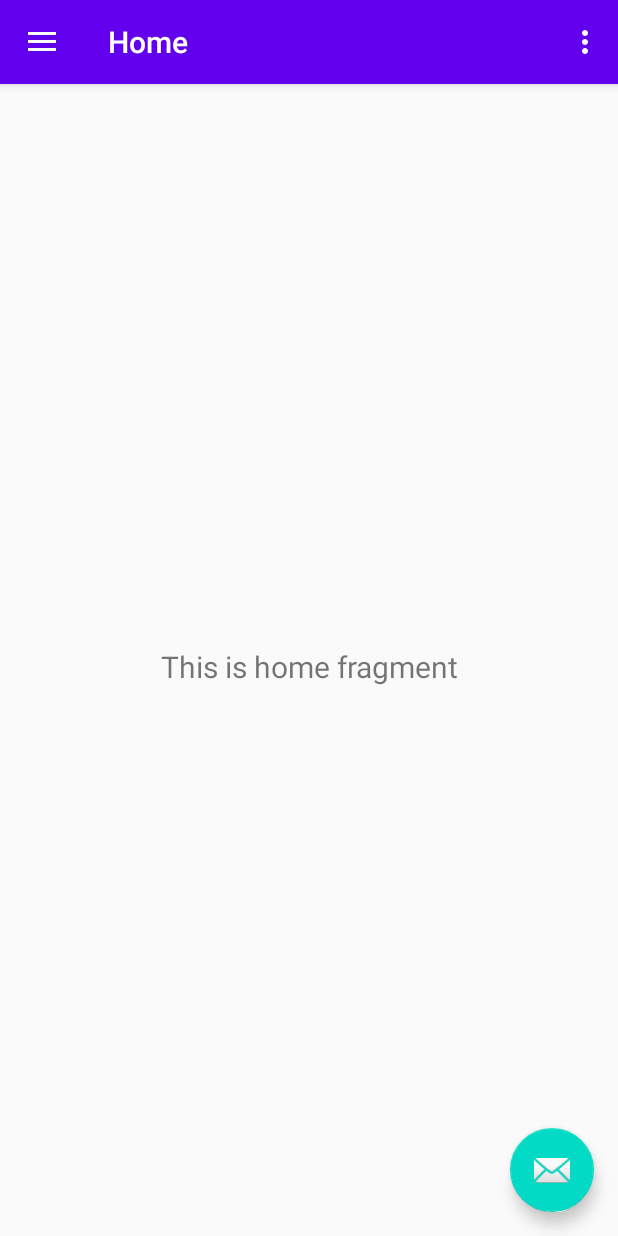
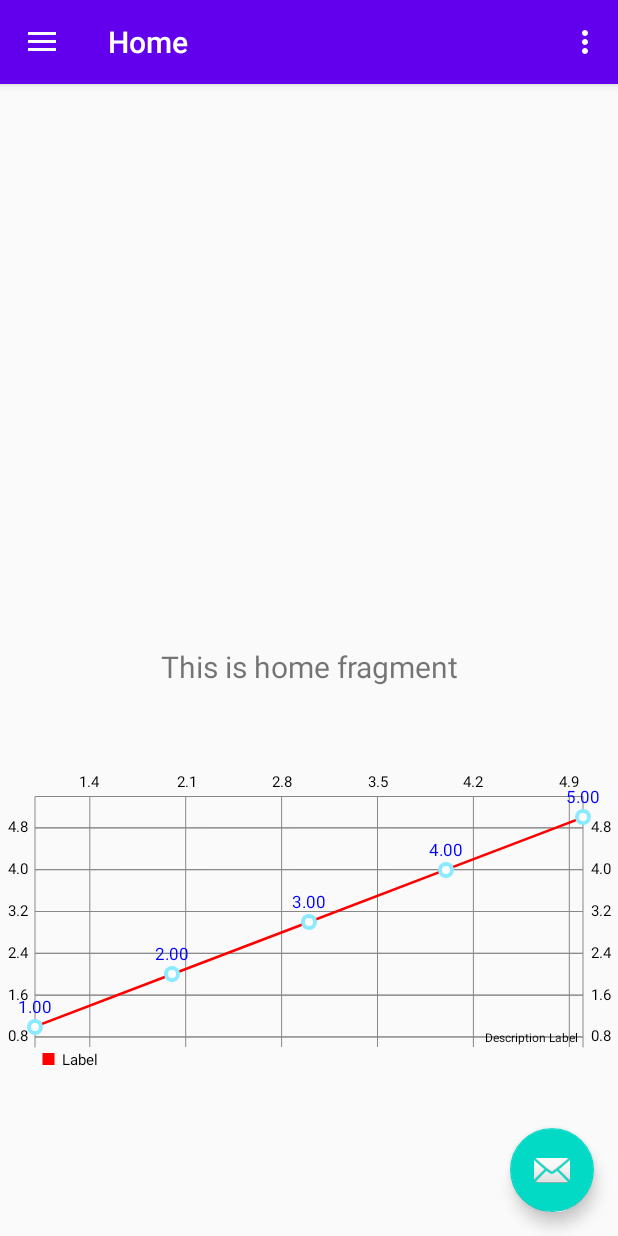
Before and after one commit to SteveYoungYc/III-I, an Android app: the screen it shows after launch (MainActivity), on a phone screen of 412 x 824 dp. Run offline under Robolectric (Android 15) with nearby library versions, the phone set to English and light mode, and no system bars; our stand-ins replace navigation-ui.

Commit message:
在content_main.xml中加入图表设置后可以正常显示折线图

```diff
--- a/app/src/main/java/com/example/firstapplication/MainActivity.java
+++ b/app/src/main/java/com/example/firstapplication/MainActivity.java
@@ -1,10 +1,16 @@
 package com.example.firstapplication;
 
+import android.graphics.Color;
 import android.os.Bundle;
 import android.util.Log;
 import android.view.View;
 import android.view.Menu;
 
+import com.github.mikephil.charting.charts.LineChart;
+import com.github.mikephil.charting.components.Description;
+import com.github.mikephil.charting.data.Entry;
+import com.github.mikephil.charting.data.LineData;
+import com.github.mikephil.charting.data.LineDataSet;
 import com.google.android.material.floatingactionbutton.FloatingActionButton;
 import com.google.android.material.snackbar.Snackbar;
 import com.google.android.material.navigation.NavigationView;
@@ -16,6 +22,9 @@ import androidx.navigation.ui.NavigationUI;
 import androidx.drawerlayout.widget.DrawerLayout;
 import androidx.appcompat.app.AppCompatActivity;
 import androidx.appcompat.widget.Toolbar;
+
+import java.util.ArrayList;
+import java.util.List;
 
 public class MainActivity extends AppCompatActivity {
 
@@ -47,6 +56,31 @@ public class MainActivity extends AppCompatActivity {
         NavController navController = Navigation.findNavController(this, R.id.nav_host_fragment);
         NavigationUI.setupActionBarWithNavController(this, navController, mAppBarConfiguration);
         NavigationUI.setupWithNavController(navigationView, navController);
+
+        LineChart chart = (LineChart) findViewById(R.id.chart);
+        // 你要渲染的数据
+        float[] dataObjects = {1.0f, 2.0f, 3.0f, 4.0f, 5.0f};
+        List<Entry> entries = new ArrayList<>();
+        // 循环你的数据，向图表中添加点
+        for (float data : dataObjects) {
+            // turn your data into Entry objects
+            // 图形横纵坐标默认为float形式，如果想展示文字形式，需要自定义适配器。后边会讲，这个地方传进去的X轴Y轴值都是float类型
+            entries.add(new Entry(data, data));
+        }
+
+        LineDataSet dataSet = new LineDataSet(entries, "Label"); // 图表绑定数据，设置图表折现备注
+
+        dataSet.setColor(Color.RED); // 设置折线图颜色
+        dataSet.setValueTextColor(Color.BLUE); // 设置数据值的颜色
+
+        //Description description = chart.getDescription();
+        //description.setText("..."); // 设置右下角备注
+
+        LineData lineData = new LineData(dataSet);
+
+        chart.setData(lineData); // 图表绑定数据值
+        chart.invalidate(); // 刷新图表
+
     }
 
     @Override
--- a/app/src/main/java/com/example/firstapplication/ui/home/HomeFragment.java
+++ b/app/src/main/java/com/example/firstapplication/ui/home/HomeFragment.java
@@ -17,7 +17,6 @@ import com.example.firstapplication.R;
 public class HomeFragment extends Fragment {
 
     private HomeViewModel homeViewModel;
-
     public View onCreateView(@NonNull LayoutInflater inflater,
                              ViewGroup container, Bundle savedInstanceState) {
         homeViewModel =
@@ -30,6 +29,8 @@ public class HomeFragment extends Fragment {
                 textView.setText(s);
             }
         });
+
+
         return root;
     }
 }
--- a/app/src/main/res/layout/content_main.xml
+++ b/app/src/main/res/layout/content_main.xml
@@ -17,4 +17,12 @@
         app:layout_constraintRight_toRightOf="parent"
         app:layout_constraintTop_toTopOf="parent"
         app:navGraph="@navigation/mobile_navigation" />
+
+    <com.github.mikephil.charting.charts.LineChart
+        android:id="@+id/chart"
+        android:layout_width="match_parent"
+        android:layout_height="200dp"
+        android:layout_marginBottom="108dp"
+        app:layout_constraintBottom_toBottomOf="parent"
+        tools:layout_editor_absoluteX="8dp" />
 </androidx.constraintlayout.widget.ConstraintLayout>
--- a/app/src/main/res/layout/fragment_home.xml
+++ b/app/src/main/res/layout/fragment_home.xml
@@ -18,5 +18,7 @@
         app:layout_constraintBottom_toBottomOf="parent"
         app:layout_constraintEnd_toEndOf="parent"
         app:layout_constraintStart_toStartOf="parent"
-        app:layout_constraintTop_toTopOf="parent" />
+        app:layout_constraintTop_toTopOf="parent"
+        android:gravity="center_horizontal" />
+
 </androidx.constraintlayout.widget.ConstraintLayout>
```
